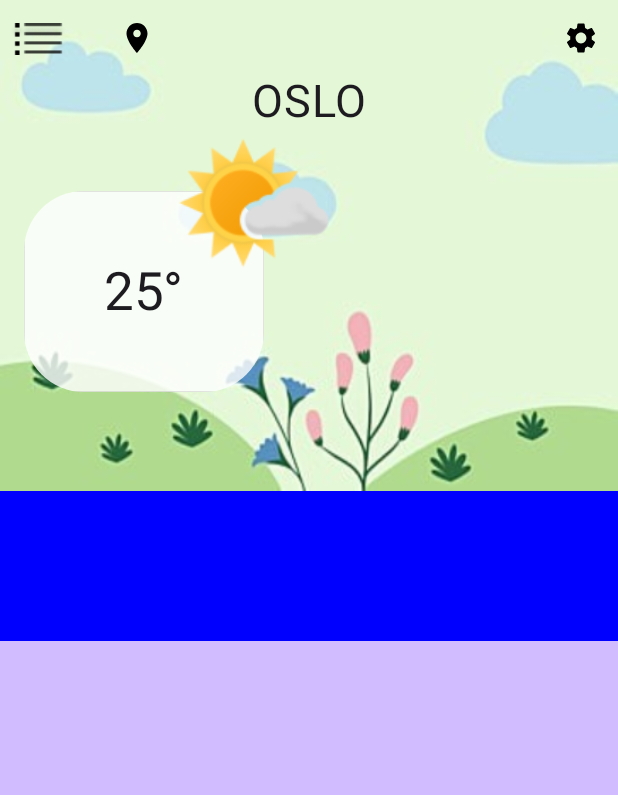
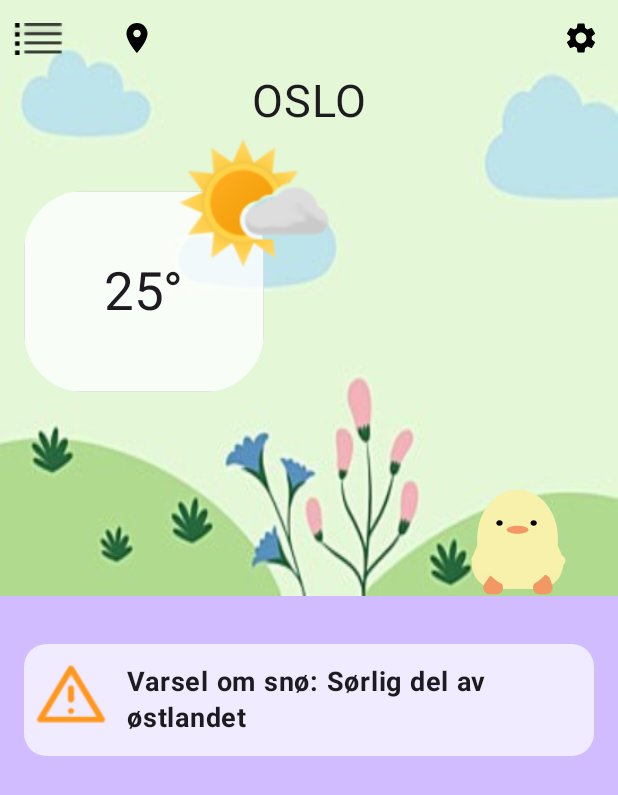
Before and after one commit to andreasklae/varsmart, an Android app built with Jetpack Compose: the screen it shows after launch (MainActivity), on a phone screen of 412 x 824 dp. Shown: the top 795 px of the screen. Run offline under Robolectric (Android 15) with nearby library versions, the phone set to English and light mode, and no system bars; our stand-ins replace Room's generated code; libraries missing offline, so code that uses them is left out: androidx.room.util; network calls fail; 1 statement that could not run was skipped.

Commit message:
An attempt to implement the UI for the mainScreen according to the Figma style

```diff
--- a/app/build.gradle.kts
+++ b/app/build.gradle.kts
@@ -100,4 +100,6 @@ dependencies {
 
     // Kapt
     kapt("com.google.dagger:hilt-compiler:2.44.2")
+
+    implementation("com.airbnb.android:lottie-compose:5.2.0")
 }
--- /dev/null
+++ b/app/src/main/java/no/uio/ifi/in2000/andrklae/andrklae/team13/ui/home/Animation.kt
@@ -0,0 +1,82 @@
+package no.uio.ifi.in2000.andrklae.andrklae.team13.ui.home
+
+import androidx.compose.foundation.Canvas
+import androidx.compose.foundation.background
+import androidx.compose.foundation.layout.Box
+import androidx.compose.foundation.layout.Row
+import androidx.compose.foundation.layout.Spacer
+import androidx.compose.foundation.layout.padding
+import androidx.compose.foundation.layout.size
+import androidx.compose.foundation.layout.width
+import androidx.compose.foundation.shape.RoundedCornerShape
+import androidx.compose.material3.MaterialTheme
+import androidx.compose.material3.Surface
+import androidx.compose.material3.Text
+import androidx.compose.runtime.Composable
+import androidx.compose.runtime.getValue
+import androidx.compose.ui.Alignment
+import androidx.compose.ui.Modifier
+import androidx.compose.ui.graphics.Color
+import androidx.compose.ui.graphics.drawscope.Stroke
+import androidx.compose.ui.unit.dp
+import com.airbnb.lottie.compose.LottieAnimation
+import com.airbnb.lottie.compose.LottieCompositionSpec
+import com.airbnb.lottie.compose.rememberLottieComposition
+import no.uio.ifi.in2000.andrklae.andrklae.team13.R
+import kotlin.io.path.Path
+
+class Animation {
+}
+
+@Composable
+fun Chicken() {
+
+    val composition by rememberLottieComposition(
+        LottieCompositionSpec.RawRes(R.raw.chicken)
+    )
+
+
+    Box(
+        modifier= Modifier,
+        contentAlignment = Alignment.TopEnd) {
+        LottieAnimation(
+            composition = composition,
+            iterations = 2,
+            modifier = Modifier.size(120.dp)
+
+
+        )
+
+
+    }
+}
+
+
+
+
+
+
+
+
+
+
+@Composable
+fun SpeechBubble(text: String, modifier: Modifier) {
+    Box(
+        modifier = modifier,
+        contentAlignment = Alignment.TopEnd
+    ) {
+        Surface(
+            modifier = Modifier.padding(top = 40.dp, end = 40.dp),
+            shape = SpeechBubblen(),
+            color = MaterialTheme.colorScheme.background,
+            shadowElevation = 16.dp
+        ) {
+            Text(
+                text = text,
+                modifier = Modifier.padding(8.dp),
+                style = MaterialTheme.typography.bodySmall
+            )
+        }
+    }
+}
--- a/app/src/main/java/no/uio/ifi/in2000/andrklae/andrklae/team13/ui/home/HomeScreen.kt
+++ b/app/src/main/java/no/uio/ifi/in2000/andrklae/andrklae/team13/ui/home/HomeScreen.kt
@@ -1,7 +1,11 @@
 package no.uio.ifi.in2000.andrklae.andrklae.team13.ui.home
 
+import androidx.compose.animation.core.Animatable
+import androidx.compose.animation.core.LinearOutSlowInEasing
+import androidx.compose.animation.core.tween
 import androidx.compose.foundation.Image
 import androidx.compose.foundation.background
+import androidx.compose.foundation.clickable
 import androidx.compose.foundation.layout.Arrangement
 import androidx.compose.foundation.layout.Box
 import androidx.compose.foundation.layout.Column
@@ -12,11 +16,14 @@ import androidx.compose.foundation.layout.fillMaxHeight
 import androidx.compose.foundation.layout.fillMaxSize
 import androidx.compose.foundation.layout.fillMaxWidth
 import androidx.compose.foundation.layout.height
+import androidx.compose.foundation.layout.heightIn
 import androidx.compose.foundation.layout.offset
 import androidx.compose.foundation.layout.padding
 import androidx.compose.foundation.layout.size
 import androidx.compose.foundation.layout.width
 import androidx.compose.foundation.lazy.LazyColumn
+import androidx.compose.foundation.lazy.LazyRow
+import androidx.compose.foundation.lazy.grid.LazyVerticalGrid
 import androidx.compose.foundation.shape.RoundedCornerShape
 import androidx.compose.material.icons.Icons
 import androidx.compose.material.icons.filled.LocationOn
@@ -35,8 +42,14 @@ import androidx.compose.material3.Text
 import androidx.compose.material3.TopAppBar
 import androidx.compose.material3.TopAppBarColors
 import androidx.compose.runtime.Composable
+import androidx.compose.runtime.LaunchedEffect
+import androidx.compose.runtime.getValue
+import androidx.compose.runtime.mutableStateOf
+import androidx.compose.runtime.remember
+import androidx.compose.runtime.setValue
 import androidx.compose.ui.Alignment
 import androidx.compose.ui.Modifier
+import androidx.compose.ui.draw.alpha
 import androidx.compose.ui.draw.clip
 import androidx.compose.ui.draw.drawWithCache
 import androidx.compose.ui.draw.drawWithContent
@@ -51,6 +64,7 @@ import androidx.compose.ui.res.painterResource
 import androidx.compose.ui.text.TextStyle
 import androidx.compose.ui.text.font.Font
 import androidx.compose.ui.text.font.FontFamily
+import androidx.compose.ui.text.font.FontWeight
 import androidx.compose.ui.text.style.TextAlign
 import androidx.compose.ui.tooling.preview.Preview
 import androidx.compose.ui.unit.dp
@@ -123,11 +137,17 @@ fun UpperHalf(){
             }
             Spacer(modifier = Modifier.height(25.dp))
             mainForecastBox()
+            Box (
+                modifier = Modifier
+                    .offset(290.dp,25.dp)
+            ){
+                Chicken()
+            }
 
-            Spacer(modifier = Modifier.height(50.dp))
+
         }
 
-        WeatherIcon()
+        ImageIcon(85,115,R.drawable.sunclouds,104, 100)
 
 
     }
@@ -143,34 +163,55 @@ fun MainComponent(innerPadding: PaddingValues){
     ) {
         item {
             UpperHalf()
-            Box(modifier= Modifier
-                .background(Color.Blue)
-                .height(100.dp)
-                .fillMaxWidth()){
-
-            }
-
         }
         item{
+            //håndter om det ikke er noen varsler
+            val description= "Lorem ipsum dolor sit amet, consectetur adipiscing eli,Lorem ipsum dolor sit amet,\""
+            val title= "Varsel om snø: Sørlig del av østlandet"
+            DisplayWarning(warningContent = {WarningContent(description)},description,title)
 
         }
 
     }
+    /*
+    //WarningList should be of actual warning objects
+    //the warnings should be organized by priority
+    val warningList= mutableListOf(
+        "Varsel om snø: Sørlig del av østlandet",
+        "Varsel om snø: Sørlig del av østlandet"
+    )
+    if (warningList.isNotEmpty()){
+        LazyRow(horizontalArrangement = Arrangement.spacedBy(4.dp)){
+            val description= "Lorem ipsum dolor sit amet, consectetur adipiscing eli,Lorem ipsum dolor sit amet,\""
+            val title= "Varsel om snø: Sørlig del av østlandet"
+            warningList.forEach{
+                item {
+                    DisplayWarning(
+                        warningContent = { WarningContent(warningDescription = description) },
+                        warningDescription = description,
+                        warningTitle = title
+                    )
+                }
+            }
+
+        }
+    }
+*/
 
 }
 
 @Composable
-fun WeatherIcon(){
+fun ImageIcon(y: Int, x: Int, symbolId: Int, width: Int, height: Int){
     Box(modifier = Modifier
-        .offset(y = (85).dp, x=115.dp)
+        .offset(y = (y).dp, x=x.dp)
         // adjust the value to suit your design
     ) {
         Image(
-            painter = painterResource(id = R.drawable.sunclouds),
+            painter = painterResource(id = symbolId),
             contentDescription = "suncloud",
             modifier = Modifier
-                .width(104.dp)
-                .height(100.dp)
+                .width(width.dp)
+                .height(height.dp)
         )
     }
 }
@@ -255,3 +296,86 @@ fun mainForecastBox(){
 
     }
 }
+
+@Composable
+fun DisplayWarning(warningContent: @Composable () -> Unit, warningDescription: String, warningTitle: String) {
+    var expanded by remember { mutableStateOf(false) }
+    val alpha = remember { Animatable(1f) }
+
+    Box(modifier = Modifier
+        .padding(16.dp)
+        .width(429.dp)
+        .clip(RoundedCornerShape(15.dp))
+        .background(Color.White.copy(alpha = 0.7f))
+        .clickable { expanded = !expanded }
+        //.heightIn(min = if (expanded) 200.dp else 70.dp)
+    ) {
+        Column(
+            modifier = Modifier
+                .padding(5.dp)
+                .alpha(alpha.value)
+                .fillMaxSize(),
+            horizontalAlignment = Alignment.CenterHorizontally
+        ) {
+            Row{
+                ImageIcon(y = 5, x = -2, symbolId = R.drawable.warningiconorange, 55, 45)
+                Box (
+                    modifier = Modifier
+                        .padding(8.dp)
+                        .width(300.dp)
+                ){
+                    Text(
+                        text = warningTitle,
+                        fontSize = 18.sp,
+                        fontWeight = FontWeight(700),
+                    )
+                }
+
+            }
+            if (expanded) {
+                WarningContent(warningDescription)
+            }
+
+        }
+    }
+
+    LaunchedEffect(expanded) {
+        if (expanded) {
+            alpha.animateTo(
+                targetValue = 0.8f,
+                animationSpec = tween(
+                    durationMillis = 500,
+                    easing = LinearOutSlowInEasing
+                )
+            )
+        } else {
+            alpha.animateTo(
+                targetValue = 1f,
+                animationSpec = tween(
+                    durationMillis = 500,
+                    easing = LinearOutSlowInEasing
+                )
+            )
+        }
+
+
+    }
+
+}
+@Composable
+fun WarningContent(warningDescription: String) {
+        Box(
+            modifier = Modifier
+                .width(329.dp)
+                .fillMaxHeight()
+                .padding(3.dp),
+            contentAlignment = Alignment.BottomEnd
+
+        ) {
+            Text(
+                text = warningDescription ,
+                fontSize = 14.sp
+            )
+        }
+
+    }
```
Also changed, not shown: app/src/main/java/no/uio/ifi/in2000/andrklae/andrklae/team13/ui/home/SpeechBubble.kt (added, +43 -0 lines), app/src/main/res/raw/chicken.json (added, +1 -0 lines), app/src/main/res/drawable/warningiconorange.png (added), app/src/main/res/drawable/warningiconred.png (added), app/src/main/res/drawable/warningiconyellow.png (added).
